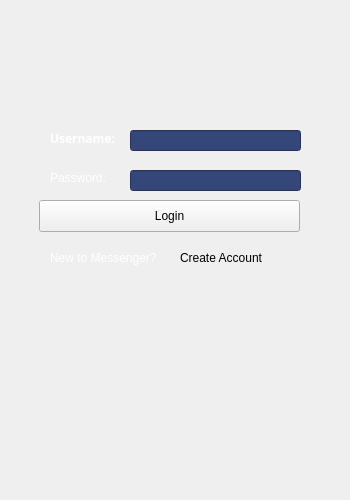
Before: the Qt Designer form mainwindow.ui in Reynardd/MoonMessenger_TheDebuggingDudes_1, drawn with Qt 5.
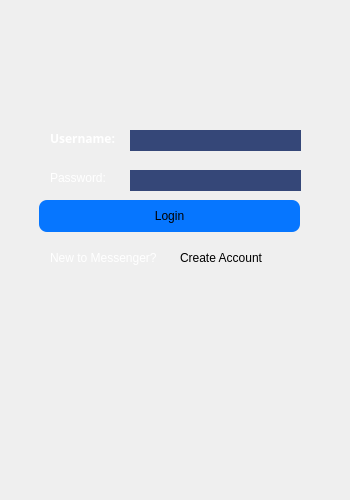
After: the same form once the commit is applied.

What changed in the file:
```diff
--- a/mainwindow.ui
+++ b/mainwindow.ui
@@ -13,7 +13,7 @@
   <property name="minimumSize">
    <size>
     <width>350</width>
-    <height>0</height>
+    <height>500</height>
    </size>
   </property>
   <property name="maximumSize">
@@ -78,7 +78,8 @@
     </property>
     <property name="styleSheet">
      <string notr="true">background-color: rgb(53, 71, 120);
-border-color: rgb(53, 71, 120);</string>
+border-color: rgb(53, 71, 120);
+border: none</string>
     </property>
    </widget>
    <widget class="QLineEdit" name="password">
@@ -91,7 +92,9 @@
      </rect>
     </property>
     <property name="styleSheet">
-     <string notr="true">background-color: rgb(53, 71, 120);</string>
+     <string notr="true">background-color: rgb(53, 71, 120);
+
+border: none</string>
     </property>
    </widget>
    <widget class="QLabel" name="label_3">
@@ -135,6 +138,26 @@
       <height>32</height>
      </rect>
     </property>
+    <property name="styleSheet">
+     <string notr="true">
+QPushButton {
+    border-radius: 8px;
+	border-color: rgb(6, 118, 255);
+	background-color: rgb(6, 118, 255);
+}
+
+QPushButton:hover {
+    background-color: #7FB3D5; 
+    border-style: outset; 
+    border-width: 2px;
+}
+
+QPushButton:pressed {
+    background-color: #4E7CA8; 
+    border-style: inset; 
+    border-width: 2px;
+}</string>
+    </property>
     <property name="text">
      <string>Login</string>
     </property>
```
